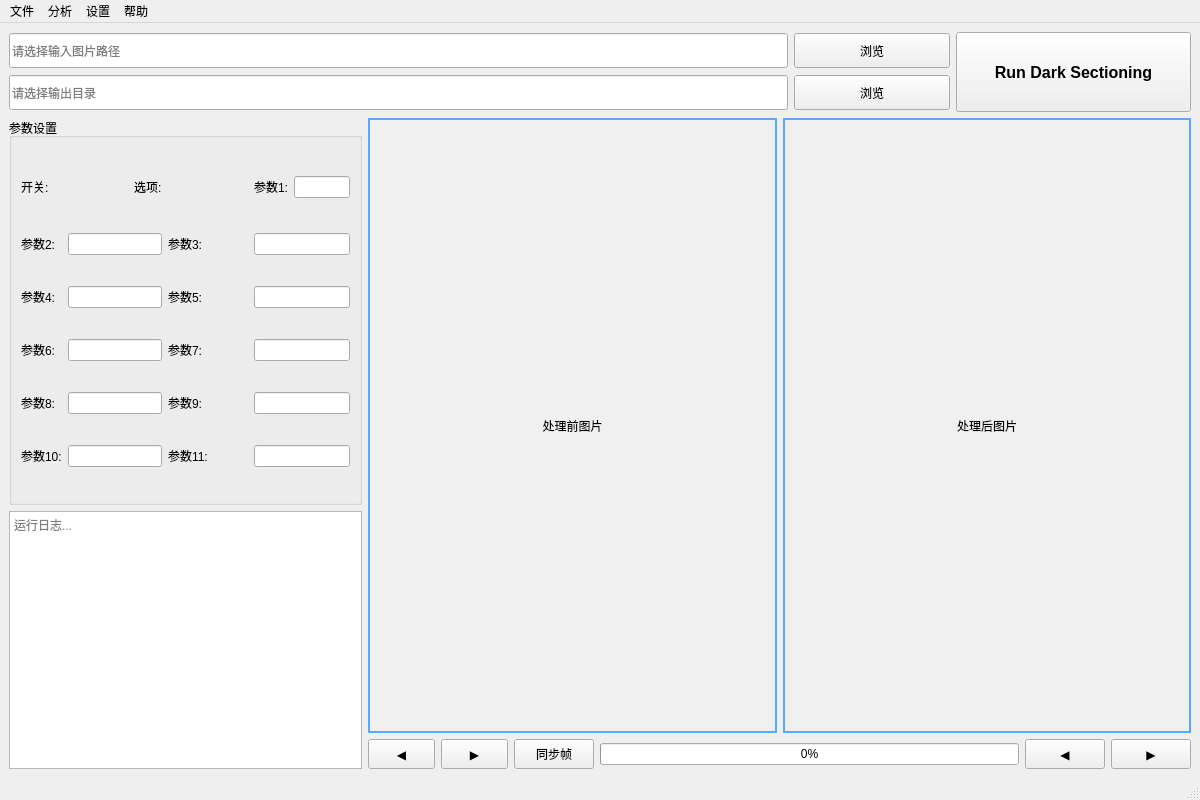
This is mainwindow.ui in Ruoave/Dark-optical-sectioning-with-Qt- as Qt 5 draws it before an edit. The edited form follows.
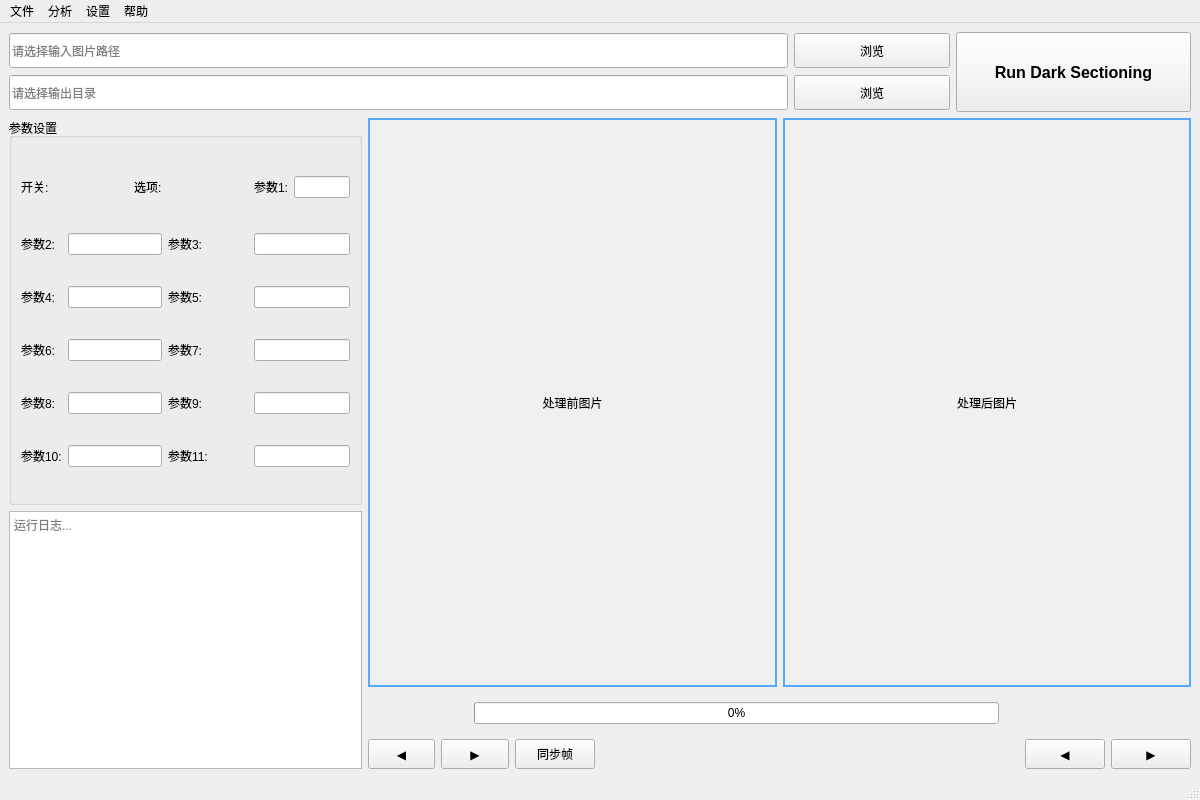
This is the edited form.

Commit message:
ui 3.0 修改橙色图显区布局
在之前就有的底部控制条和双图显示部分，中间再加一行控制条
新加的控制条：
最左侧和最右侧各一个QtMaterialSlider，这两个滑块，用于显示和控制当前帧在总栈中的位置，拖动滑块可切换对应的图像帧，同步帧后拖动任
一滑块两边帧数都是同步改变
中间是将之前在底部控制条的进度条移上来，进度条右边有当前进度百分比的进度数值，由于进度功能现在还没做，先一直显示100%，实际进度->控制进度数
值->控制进度条动画的接口，进度数值文本格式为#55aaff，微软雅黑加粗

Patch:
```diff
--- a/mainwindow.ui
+++ b/mainwindow.ui
@@ -370,6 +370,77 @@
          </layout>
         </item>
         
+        <!-- 新增：顶部控制条（双滑块 + 进度条 + 进度数值）-->
+        <item>
+         <layout class="QHBoxLayout" name="horizontalLayout_topControlBar">
+          <!-- 左侧：处理前图片滑块 -->
+          <item>
+           <widget class="QWidget" name="widget_sliderOriginal" native="true">
+            <property name="minimumSize">
+             <size>
+              <width>100</width>
+              <height>40</height>
+             </size>
+            </property>
+            <property name="maximumSize">
+             <size>
+              <width>150</width>
+              <height>40</height>
+             </size>
+            </property>
+           </widget>
+          </item>
+          
+          <!-- 中间：进度条 -->
+          <item>
+           <widget class="QProgressBar" name="progressBar_processing">
+            <property name="value">
+             <number>0</number>
+            </property>
+            <property name="visible">
+             <bool>true</bool>
+            </property>
+           </widget>
+          </item>
+          
+          <!-- 进度数值显示 -->
+          <item>
+           <widget class="QWidget" name="widget_progressValue" native="true">
+            <property name="minimumSize">
+             <size>
+              <width>80</width>
+              <height>40</height>
+             </size>
+            </property>
+            <property name="maximumSize">
+             <size>
+              <width>80</width>
+              <height>40</height>
+             </size>
+            </property>
+           </widget>
+          </item>
+          
+          <!-- 右侧：处理后图片滑块 -->
+          <item>
+           <widget class="QWidget" name="widget_sliderProcessed" native="true">
+            <property name="minimumSize">
+             <size>
+              <width>100</width>
+              <height>40</height>
+             </size>
+            </property>
+            <property name="maximumSize">
+             <size>
+              <width>150</width>
+              <height>40</height>
+             </size>
+            </property>
+           </widget>
+          </item>
+         </layout>
+        </item>
+        
         <!-- 控制条区域：同步帧按钮 + 切帧按钮 + 进度条/滑块 -->
         <item>
          <layout class="QHBoxLayout" name="horizontalLayout_controlBar" stretch="1,0,3,0,1">
@@ -423,14 +494,17 @@
           
           <!-- 中间：进度条/滑块 -->
           <item>
-           <widget class="QProgressBar" name="progressBar_processing">
-            <property name="value">
-             <number>0</number>
+           <spacer name="horizontalSpacer">
+            <property name="orientation">
+             <enum>Qt::Horizontal</enum>
             </property>
-            <property name="visible">
-             <bool>true</bool>
+            <property name="sizeHint" stdset="0">
+             <size>
+              <width>40</width>
+              <height>20</height>
+             </size>
             </property>
-           </widget>
+           </spacer>
           </item>
           
           <!-- 切帧按钮（处理后图片切帧）-->
```
Left out of the diff: 1 changed line with no effect on the pictures. The commit also changes 2 other files.
